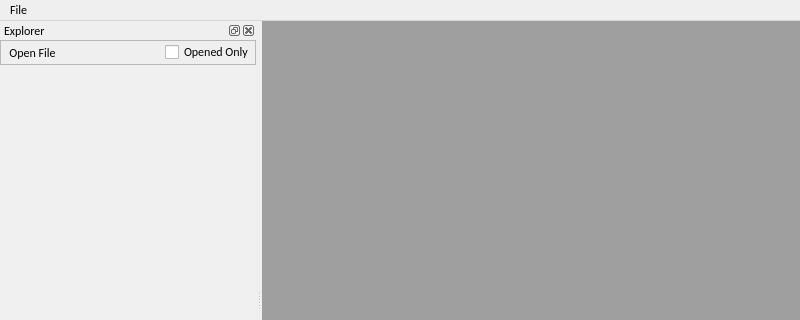
The window that src/view/BinView.ui (ukyouz/Visual-Studio-Debug-Tools) describes before a commit, drawn with Qt 5; both pictures show x 0 to 800 and y 0 to 320 of the 800 by 600 pixel window.
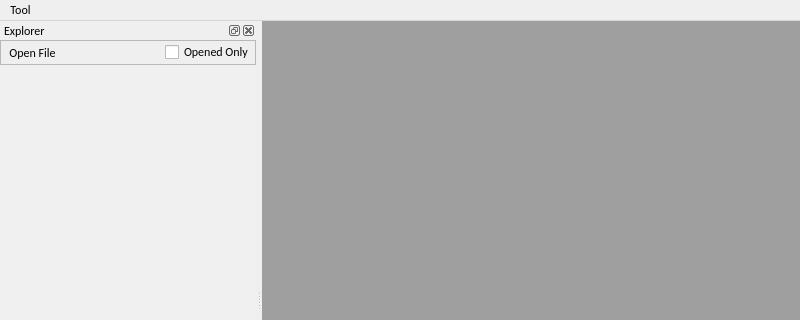
The same window after the commit. Icons and pictures are not drawn.

Commit message: add Script plugin for BinViewer

```diff
--- a/src/view/BinView.ui
+++ b/src/view/BinView.ui
@@ -46,15 +46,15 @@
      <height>22</height>
     </rect>
    </property>
-   <widget class="QMenu" name="menuFile">
+   <widget class="QMenu" name="menuTool">
     <property name="title">
-     <string>File</string>
+     <string>Tool</string>
     </property>
     <addaction name="actionOpen_File"/>
     <addaction name="separator"/>
     <addaction name="actionQuit"/>
    </widget>
-   <addaction name="menuFile"/>
+   <addaction name="menuTool"/>
   </widget>
   <widget class="QStatusBar" name="statusbar"/>
   <widget class="QDockWidget" name="dockWidget">
```
The commit also changes 2 other files.
